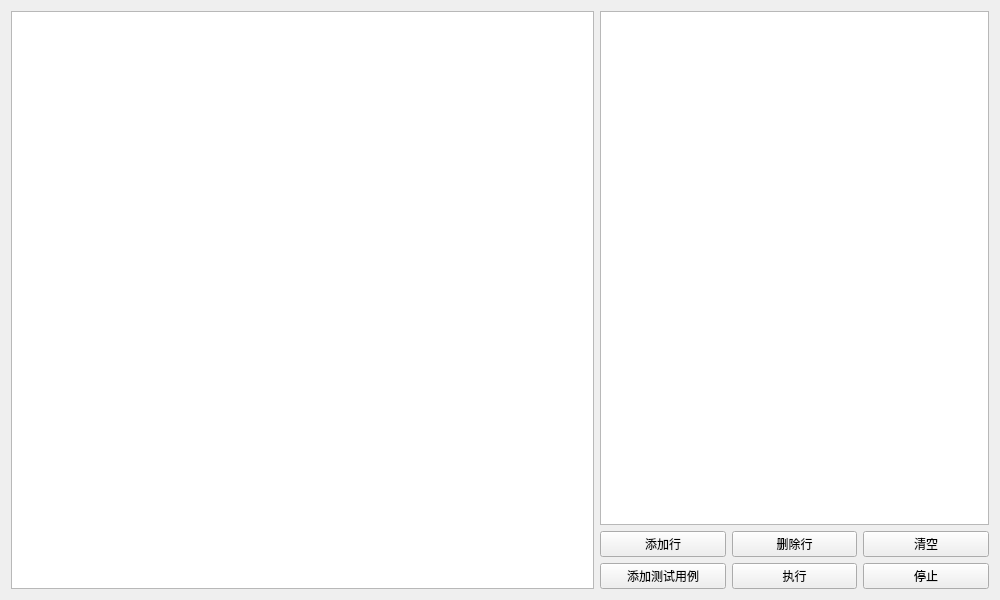
Qt form GTSStudio/Widget/CoordWidget.ui (whisper512/GTS) before a commit.
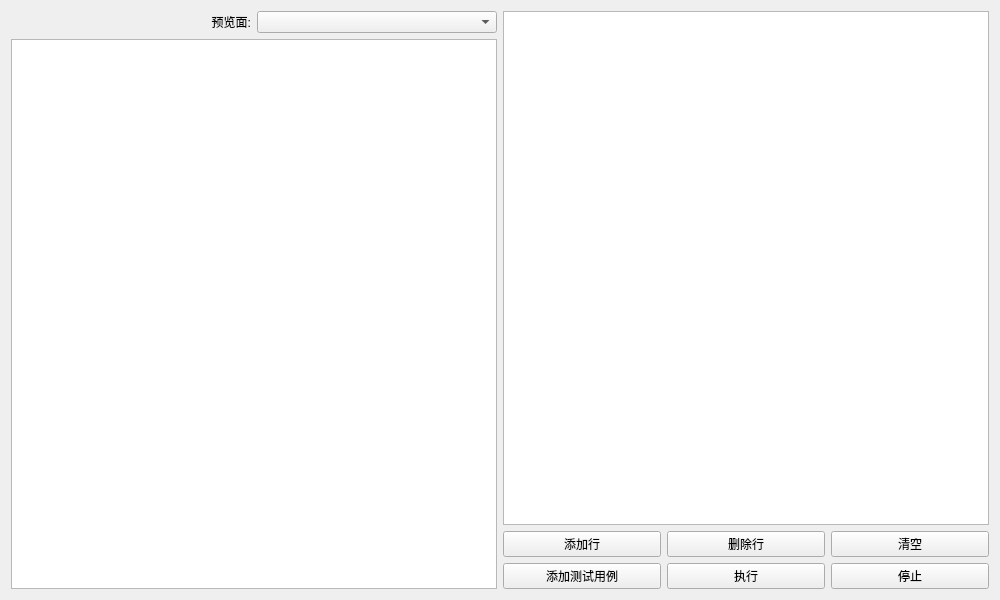
The same form after that commit.

Diff of the .ui file:
```diff
--- a/GTSStudio/Widget/CoordWidget.ui
+++ b/GTSStudio/Widget/CoordWidget.ui
@@ -13,13 +13,30 @@
   <property name="windowTitle">
    <string>CoordWidget</string>
   </property>
-  <layout class="QHBoxLayout" name="horizontalLayout" stretch="3,2">
+  <layout class="QHBoxLayout" name="horizontalLayout" stretch="5,5">
    <item>
+    <layout class="QGridLayout" name="gridLayout_2">
+     <item row="0" column="0">
+      <widget class="QLabel" name="label_plane">
+       <property name="text">
+        <string>预览面:</string>
+       </property>
+       <property name="alignment">
+        <set>Qt::AlignRight|Qt::AlignTrailing|Qt::AlignVCenter</set>
+       </property>
+      </widget>
+     </item>
+     <item row="0" column="1">
+      <widget class="QComboBox" name="comboBox_plane"/>
+     </item>
+     <item row="1" column="0" colspan="2">
     <widget class="QGraphicsView" name="graphicsView">
      <property name="renderHints">
       <set>QPainter::Antialiasing</set>
      </property>
     </widget>
+     </item>
+    </layout>
    </item>
    <item>
     <layout class="QVBoxLayout" name="verticalLayout">
```
Lines whose indentation alone changed are shown as unchanged.
